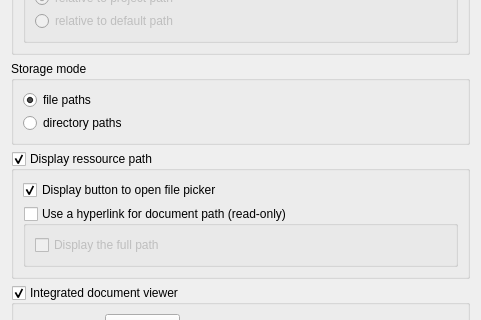
carsmie/QGIS, file src/ui/editorwidgets/qgsexternalresourceconfigdlg.ui: the form before one commit; both pictures show x 0 to 481 and y 121 to 441 of the 481 by 768 pixel window.
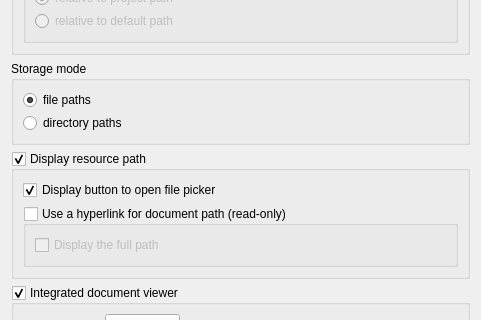
The form after the commit.

Patch:
```diff
--- a/src/ui/editorwidgets/qgsexternalresourceconfigdlg.ui
+++ b/src/ui/editorwidgets/qgsexternalresourceconfigdlg.ui
@@ -194,7 +194,7 @@
    <item>
     <widget class="QGroupBox" name="mFilePickerGroupBox">
      <property name="title">
-      <string>Display ressource path</string>
+      <string>Display resource path</string>
      </property>
      <property name="checkable">
       <bool>true</bool>
```
